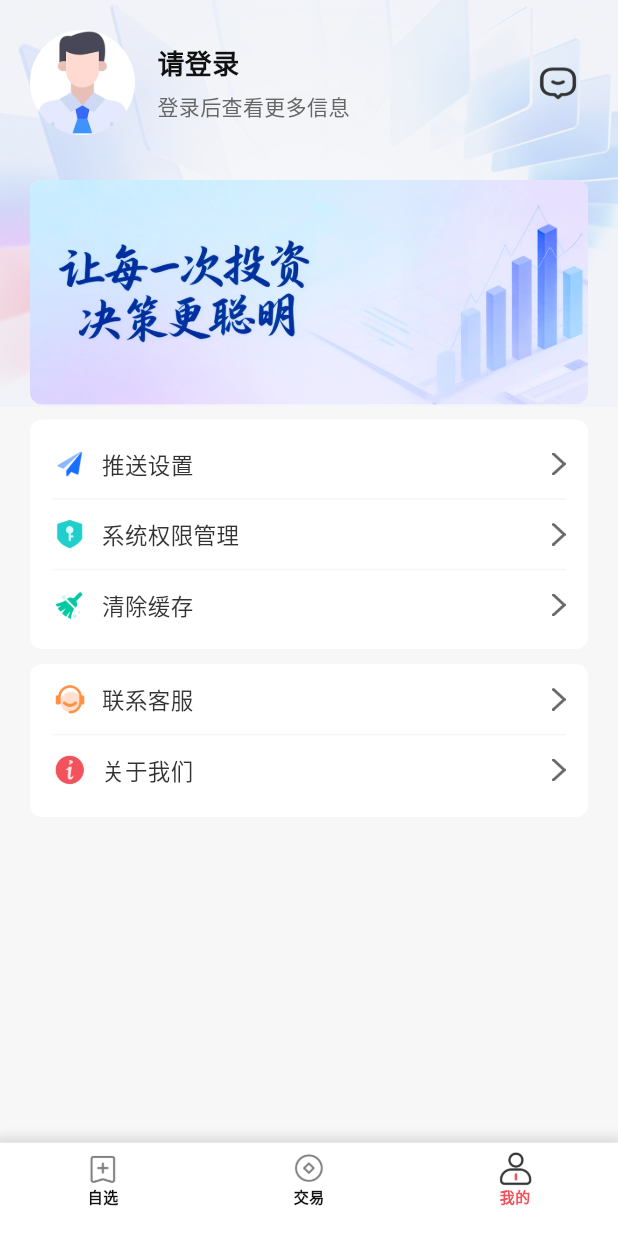
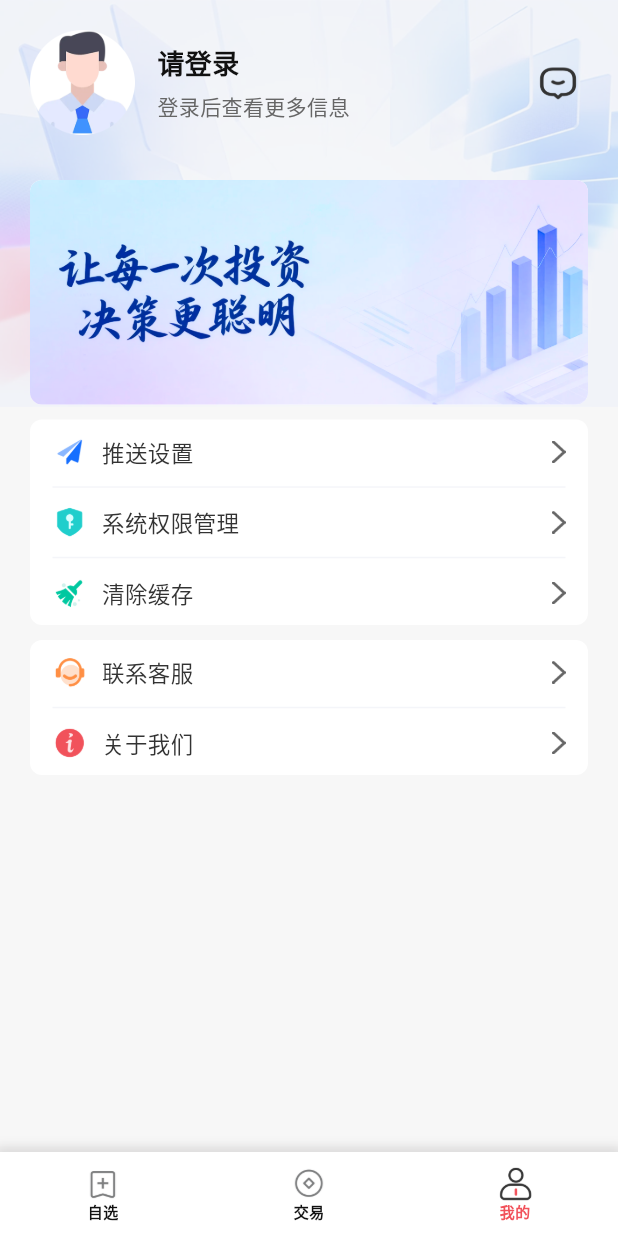
Before and after one commit to Yibo-Hao/stock, a Flutter app: the screen it shows after launch, item 3 of the bottom bar chosen, on a phone screen of 412 x 824 dp. Run offline on Flutter 3.47's test engine with Material 3 defaults, Android fonts, the phone set to English and light mode, and no system bars; drawn by our look-alikes of oktoast; our stand-ins replace cached_network_image, device_info_plus, dio, event_bus, flutter_easyloading, flutter_sticky_header and 8 more; missing offline and left inert: aliyun_push, android_intent_plus, fast_gbk, http_proxy, image_gallery_saver_plus, lifecycle and 3 more; accounts and stored records are empty; network calls fail.

Commit message:
友盟应用更新

```diff
--- a/zhijin_compass/lib/screens/home/page/stock_detail_page.dart
+++ b/zhijin_compass/lib/screens/home/page/stock_detail_page.dart
@@ -270,7 +270,7 @@ class _StockDetailPageState extends State<StockDetailPage>
                 ],
               ),
             )
-          : WebViewWidget(controller: controller),
+          : SafeArea(child: WebViewWidget(controller: controller)),
     );
   }
 
--- a/zhijin_compass/lib/screens/login/page/login_page.dart
+++ b/zhijin_compass/lib/screens/login/page/login_page.dart
@@ -506,7 +506,7 @@ class _LoginPageState extends State<LoginPage> {
           ),
         ],
       ),
-      leftButtonText: "取消",
+      leftButtonText: "不同意",
       rightButtonText: "同意",
       rightButtonAction: () {
         setState(() {
--- a/zhijin_compass/lib/screens/message/page/message_page.dart
+++ b/zhijin_compass/lib/screens/message/page/message_page.dart
@@ -7,6 +7,7 @@ import 'package:lifecycle/lifecycle.dart';
 import 'package:permission_handler/permission_handler.dart';
 import 'package:zhijin_compass/http_utils/http_utill.dart';
 import 'package:zhijin_compass/screens/roots/router_manager.dart';
+import 'package:zhijin_compass/storages/sp_utils.dart';
 import 'package:zhijin_compass/tools/ZzPermissionTool.dart';
 import 'package:zhijin_compass/ztool/ztool.dart';
 import 'package:zhijin_compass/ztool/ztool_appbar.dart';
@@ -52,6 +53,9 @@ class _MessagePageState extends State<MessagePage>
   }
 
   _getMessageGroup() {
+    if ($empty(BaseSpStorage.getInstance().userToken)) {
+      return;
+    }
     _dataArr = [];
     HttpUtil.getInstance().get(
       "/message/getMessageType",
--- a/zhijin_compass/lib/screens/mine/page/mine_page.dart
+++ b/zhijin_compass/lib/screens/mine/page/mine_page.dart
@@ -64,7 +64,8 @@ class _MinePageState extends State<MinePage>
     ZzScreen().setContent(context);
     return Scaffold(
       backgroundColor: ZzColor.color_FFF7F7F7,
-      body: Container(
+      body: SafeArea(
+        child: Container(
           //设置背景视图,上面有个80高的色块
           decoration: const BoxDecoration(color: ZzColor.pageBackGround),
           child: Stack(
@@ -210,10 +211,7 @@ class _MinePageState extends State<MinePage>
                           //   ),
                           // ),
                           Container(
-                          padding: EdgeInsets.symmetric(
-                            horizontal: 15,
-                            vertical: 8,
-                          ),
+                            padding: EdgeInsets.symmetric(horizontal: 15),
                             margin: EdgeInsets.symmetric(horizontal: 20),
                             decoration: ZzDecoration.onlyradius(
                               8,
@@ -227,7 +225,10 @@ class _MinePageState extends State<MinePage>
                                   title: '推送设置',
                                   onTap: () {
                                     // 推送设置点击事件
-                                  safePushToPage(context, 'push_settings_page');
+                                    safePushToPage(
+                                      context,
+                                      'push_settings_page',
+                                    );
                                   },
                                 ),
                                 MenuItemWidget(
@@ -251,10 +252,7 @@ class _MinePageState extends State<MinePage>
                           ),
                           SizedBox(height: 10),
                           Container(
-                          padding: EdgeInsets.symmetric(
-                            horizontal: 15,
-                            vertical: 10,
-                          ),
+                            padding: EdgeInsets.symmetric(horizontal: 15),
                             margin: EdgeInsets.symmetric(horizontal: 20),
                             decoration: ZzDecoration.onlyradius(
                               8,
@@ -262,6 +260,7 @@ class _MinePageState extends State<MinePage>
                             ),
                             child: Column(
                               children: [
+                                SizedBox(height: 8),
                                 MenuItemWidget(
                                   iconPath: 'assets/images/mine_serve.png',
                                   title: '联系客服',
@@ -319,6 +318,7 @@ class _MinePageState extends State<MinePage>
                 ],
               ),
             ],
+          ),
         ),
       ),
     );
--- a/zhijin_compass/lib/screens/roots/base_webview_page.dart
+++ b/zhijin_compass/lib/screens/roots/base_webview_page.dart
@@ -116,7 +116,7 @@ class _BaseWebViewPageState extends State<BaseWebViewPage>
                 ],
               ),
             )
-          : WebViewWidget(controller: controller),
+          : SafeArea(child: WebViewWidget(controller: controller)),
     );
   }
 
--- a/zhijin_compass/lib/screens/roots/root_index.dart
+++ b/zhijin_compass/lib/screens/roots/root_index.dart
@@ -15,6 +15,7 @@ import 'package:zhijin_compass/screens/roots/router_manager.dart';
 import 'package:zhijin_compass/storages/sp_utils.dart';
 import 'package:zhijin_compass/ztool/ztool.dart';
 import 'package:uuid/uuid.dart';
+import 'package:umeng_common_sdk/umeng_common_sdk.dart';
 
 // import 'package:yuyou_trucks/screens/navigate/pages/navigate.dart';
 // import 'package:yuyou_trucks/screens/task/pages/task.dart';
@@ -48,6 +49,13 @@ class _IndexPageState extends State<IndexPage> {
     super.initState();
     // print("HHHHHH--进入初始化index页面,初始化推送方法");
     // initJPushMethod();
+
+    UmengCommonSdk.initCommon(
+      '68f5d3808560e34872cef253',
+      '68f5d3808560e34872cef253',
+      'Umeng',
+    );
+    UmengCommonSdk.setPageCollectionModeAuto();
     initAliyunPush();
     SchedulerBinding.instance.addPostFrameCallback((_) {
       // 在当前帧绘制完成后执行的操作
@@ -263,14 +271,16 @@ class _IndexPageState extends State<IndexPage> {
         child: BottomNavigationBar(
           items: bottomNavItems,
           currentIndex: currentIndex,
-          selectedFontSize: 10,
-          unselectedFontSize: 10,
-          iconSize: 18,
+          selectedFontSize: 0,
+          unselectedFontSize: 0,
+          iconSize: 1,
           elevation: 10.0,
           backgroundColor: Colors.white,
           unselectedItemColor: const Color.fromRGBO(177, 177, 180, 1),
           selectedItemColor: ZzColor.mainAppColor,
           type: BottomNavigationBarType.fixed,
+          showSelectedLabels: false,
+          showUnselectedLabels: false,
           onTap: (index) {
             // EventBus().sendBroadcast(
             //     EventBusKey.tabbarDidChange, bottomNavItems[index].label);
@@ -285,7 +295,7 @@ class _IndexPageState extends State<IndexPage> {
         onWillPop: () async {
           if (_lastClickTime == null ||
               DateTime.now().difference(_lastClickTime!) >
-                  const Duration(seconds: 1)) {
+                  const Duration(seconds: 2)) {
             //两次点击间隔超过1秒则重新计时
             _lastClickTime = DateTime.now();
             //待完成
--- a/zhijin_compass/lib/tools/ZzCustomDialog.dart
+++ b/zhijin_compass/lib/tools/ZzCustomDialog.dart
@@ -181,7 +181,9 @@ class ZzCustomDialog extends StatelessWidget {
     showDialog(
       barrierDismissible: barrierDismissible,
       context: context,
-      builder: (context) => ZzCustomDialog(
+      builder: (context) => PopScope(
+        canPop: barrierDismissible,
+        child: ZzCustomDialog(
           title: title,
           content: content,
           customContent: customContent,
@@ -193,6 +195,7 @@ class ZzCustomDialog extends StatelessWidget {
           closeButtonAction: closeButtonAction,
           singleButton: singleButton,
         ),
+      ),
     );
   }
 }
--- a/zhijin_compass/pubspec.yaml
+++ b/zhijin_compass/pubspec.yaml
@@ -77,6 +77,7 @@ dependencies:
   url_launcher: ^6.3.2
   android_intent_plus: ^6.0.0
   device_info_plus: ^10.0.0
+  umeng_common_sdk: ^1.2.9
 
 
 dev_dependencies:
```
Also changed, not shown: zhijin_compass/lib/screens/home/page/home_page.dart (+21 -0 lines), zhijin_compass/lib/screens/home/widget/collect_stock_widget.dart (+3 -23 lines), zhijin_compass/lib/screens/home/widget/stock_index_widget.dart (+13 -24 lines), zhijin_compass/lib/screens/message/page/message_list_page.dart (+13 -3 lines), zhijin_compass/lib/screens/mine/page/about_page.dart (+10 -7 lines), zhijin_compass/lib/screens/news/page/news_page.dart (+10 -7 lines), zhijin_compass/lib/screens/roots/update_dialog.dart (added, +104 -0 lines), zhijin_compass/lib/screens/search/page/stock_search_page.dart (+24 -7 lines), zhijin_compass/lib/tools/ZzPermissionTool.dart (+7 -0 lines), zhijin_compass/pubspec.lock, 5 other files. Lines whose indentation alone changed are shown as unchanged.
